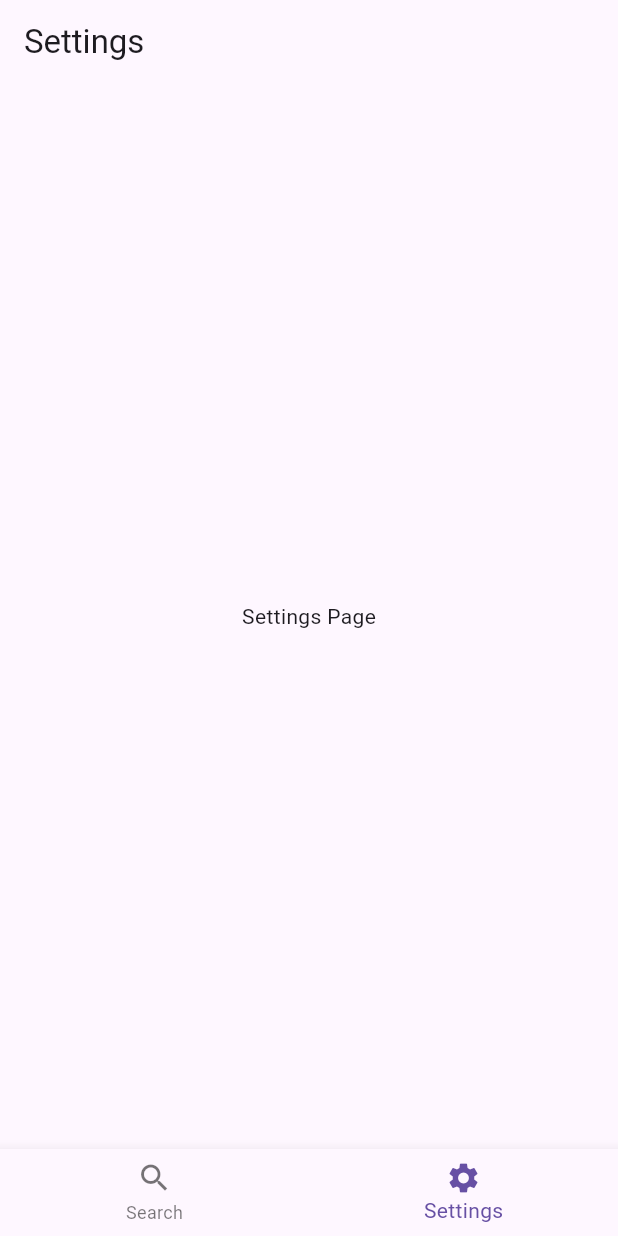
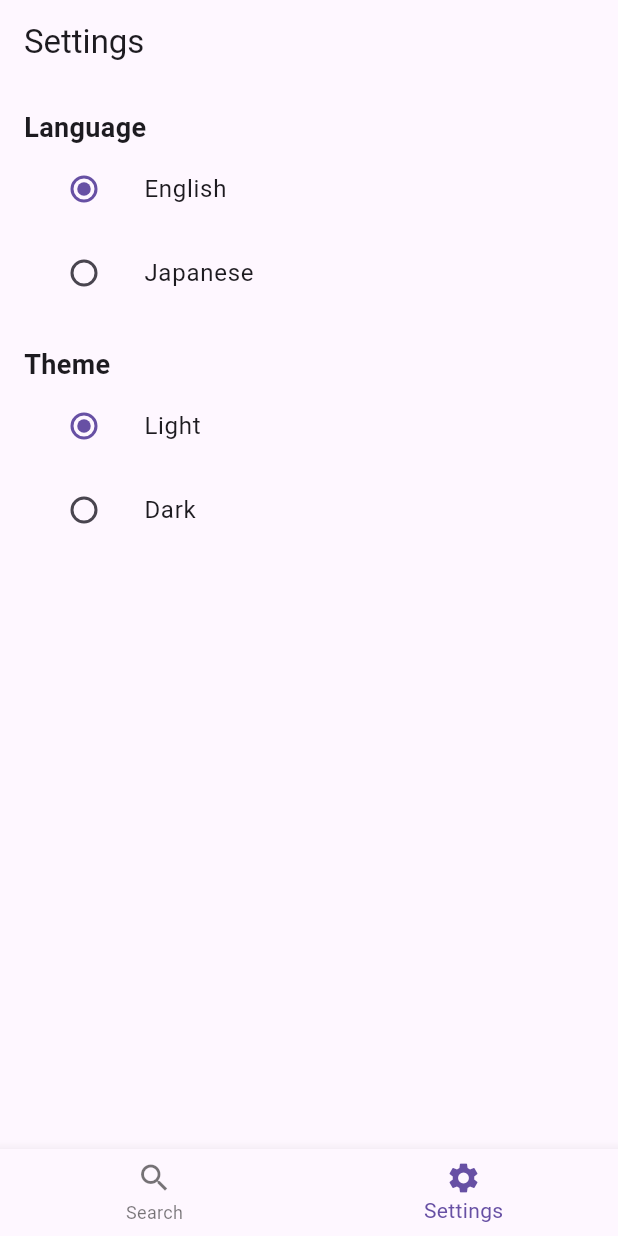
Before and after one commit to kanyamo/github-finder-flutter, a Flutter app: the screen it shows after launch, item 2 of the bottom bar chosen, on a phone screen of 412 x 824 dp. Run offline on Flutter 3.47's test engine with Material 3 defaults, Android fonts, the phone set to English and light mode, and no system bars; our stand-ins replace flutter_riverpod, freezed_annotation, shared_preferences.

Commit message:
設定ページの実装とテーマの切り替え

```diff
--- a/lib/main.dart
+++ b/lib/main.dart
@@ -1,20 +1,27 @@
 import 'package:flutter/material.dart';
 import 'package:flutter_riverpod/flutter_riverpod.dart';
+import 'models/enums.dart';
 import 'screens/search_screen.dart';
 import 'screens/settings_screen.dart';
+import 'providers/preferences_provider.dart';
 
 void main() {
   runApp(const ProviderScope(child: MyApp()));
 }
 
-class MyApp extends StatelessWidget {
+class MyApp extends ConsumerWidget {
   const MyApp({super.key});
 
   @override
-  Widget build(BuildContext context) {
+  Widget build(BuildContext context, WidgetRef ref) {
+    final appPreferences = ref.watch(appPreferencesProvider);
+
     return MaterialApp(
       title: 'GitHub Repository Search',
       theme: ThemeData(
+        brightness: appPreferences.theme == AppTheme.light
+            ? Brightness.light
+            : Brightness.dark,
         primarySwatch: Colors.blue,
         visualDensity: VisualDensity.adaptivePlatformDensity,
       ),
--- /dev/null
+++ b/lib/models/enums.dart
@@ -0,0 +1,3 @@
+enum AppLanguage { english, japanese }
+
+enum AppTheme { light, dark }
--- /dev/null
+++ b/lib/providers/preferences_provider.dart
@@ -0,0 +1,50 @@
+import 'package:flutter_riverpod/flutter_riverpod.dart';
+import 'package:shared_preferences/shared_preferences.dart';
+import '../models/enums.dart';
+
+final appPreferencesProvider =
+    StateNotifierProvider<AppPreferencesNotifier, AppPreferences>((ref) {
+  return AppPreferencesNotifier();
+});
+
+class AppPreferences {
+  final AppLanguage language;
+  final AppTheme theme;
+
+  AppPreferences({required this.language, required this.theme});
+}
+
+class AppPreferencesNotifier extends StateNotifier<AppPreferences> {
+  AppPreferencesNotifier()
+      : super(
+          AppPreferences(
+            language: AppLanguage.english,
+            theme: AppTheme.light,
+          ),
+        ) {
+    _loadPreferences();
+  }
+
+  void _loadPreferences() async {
+    final prefs = await SharedPreferences.getInstance();
+    final languageIndex = prefs.getInt('language') ?? 0;
+    final themeIndex = prefs.getInt('theme') ?? 0;
+
+    state = AppPreferences(
+      language: AppLanguage.values[languageIndex],
+      theme: AppTheme.values[themeIndex],
+    );
+  }
+
+  void setLanguage(AppLanguage language) async {
+    final prefs = await SharedPreferences.getInstance();
+    prefs.setInt('language', language.index);
+    state = AppPreferences(language: language, theme: state.theme);
+  }
+
+  void setTheme(AppTheme theme) async {
+    final prefs = await SharedPreferences.getInstance();
+    prefs.setInt('theme', theme.index);
+    state = AppPreferences(language: state.language, theme: theme);
+  }
+}
--- a/lib/screens/settings_screen.dart
+++ b/lib/screens/settings_screen.dart
@@ -1,16 +1,87 @@
 import 'package:flutter/material.dart';
+import 'package:flutter_riverpod/flutter_riverpod.dart';
+import '../models/enums.dart';
+import '../providers/preferences_provider.dart';
 
-class SettingsScreen extends StatelessWidget {
+class SettingsScreen extends ConsumerWidget {
   const SettingsScreen({super.key});
 
   @override
-  Widget build(BuildContext context) {
+  Widget build(BuildContext context, WidgetRef ref) {
+    final appPreferences = ref.watch(appPreferencesProvider);
+
     return Scaffold(
       appBar: AppBar(
         title: const Text('Settings'),
       ),
-      body: const Center(
-        child: Text('Settings Page'),
+      body: Padding(
+        padding: const EdgeInsets.all(16.0),
+        child: Column(
+          crossAxisAlignment: CrossAxisAlignment.start,
+          children: [
+            const Text(
+              'Language',
+              style: TextStyle(fontSize: 18, fontWeight: FontWeight.bold),
+            ),
+            ListTile(
+              title: const Text('English'),
+              leading: Radio<AppLanguage>(
+                value: AppLanguage.english,
+                groupValue: appPreferences.language,
+                onChanged: (AppLanguage? value) {
+                  if (value != null) {
+                    ref
+                        .read(appPreferencesProvider.notifier)
+                        .setLanguage(value);
+                  }
+                },
+              ),
+            ),
+            ListTile(
+              title: const Text('Japanese'),
+              leading: Radio<AppLanguage>(
+                value: AppLanguage.japanese,
+                groupValue: appPreferences.language,
+                onChanged: (AppLanguage? value) {
+                  if (value != null) {
+                    ref
+                        .read(appPreferencesProvider.notifier)
+                        .setLanguage(value);
+                  }
+                },
+              ),
+            ),
+            const SizedBox(height: 20),
+            const Text(
+              'Theme',
+              style: TextStyle(fontSize: 18, fontWeight: FontWeight.bold),
+            ),
+            ListTile(
+              title: const Text('Light'),
+              leading: Radio<AppTheme>(
+                value: AppTheme.light,
+                groupValue: appPreferences.theme,
+                onChanged: (AppTheme? value) {
+                  if (value != null) {
+                    ref.read(appPreferencesProvider.notifier).setTheme(value);
+                  }
+                },
+              ),
+            ),
+            ListTile(
+              title: const Text('Dark'),
+              leading: Radio<AppTheme>(
+                value: AppTheme.dark,
+                groupValue: appPreferences.theme,
+                onChanged: (AppTheme? value) {
+                  if (value != null) {
+                    ref.read(appPreferencesProvider.notifier).setTheme(value);
+                  }
+                },
+              ),
+            ),
+          ],
+        ),
       ),
     );
   }
--- a/pubspec.yaml
+++ b/pubspec.yaml
@@ -14,6 +14,7 @@ dependencies:
   json_annotation: ^4.9.0
   flutter_riverpod: ^2.5.1
   url_launcher: ^6.3.0
+  shared_preferences: ^2.2.3
 
 dev_dependencies:
   build_runner: ^2.4.11
```
Also changed, not shown: pubspec.lock, 2 other files.
